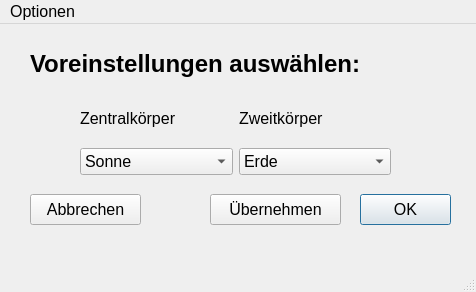
Above: ui/examples.ui from fflopsi/twobodyproblem before the change. Below: the same form after it.
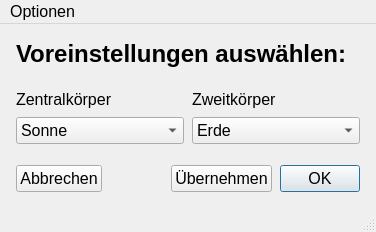
That is the form after the change.

Patch:
```diff
--- a/ui/examples.ui
+++ b/ui/examples.ui
@@ -6,28 +6,10 @@
    <rect>
     <x>0</x>
     <y>0</y>
-    <width>476</width>
-    <height>292</height>
+    <width>376</width>
+    <height>232</height>
    </rect>
   </property>
-  <property name="sizePolicy">
-   <sizepolicy hsizetype="Fixed" vsizetype="Fixed">
-    <horstretch>0</horstretch>
-    <verstretch>0</verstretch>
-   </sizepolicy>
-  </property>
-  <property name="minimumSize">
-   <size>
-    <width>380</width>
-    <height>260</height>
-   </size>
-  </property>
-  <property name="maximumSize">
-   <size>
-    <width>16777215</width>
-    <height>16777215</height>
-   </size>
-  </property>
   <property name="font">
    <font>
     <pointsize>12</pointsize>
@@ -37,75 +19,52 @@
    <string>Voreinstellungen</string>
   </property>
   <widget class="QWidget" name="centralwidget">
+   <layout class="QVBoxLayout" name="verticalLayout">
+    <property name="spacing">
+     <number>8</number>
+    </property>
+    <property name="leftMargin">
+     <number>16</number>
+    </property>
+    <property name="topMargin">
+     <number>16</number>
+    </property>
+    <property name="rightMargin">
+     <number>16</number>
+    </property>
+    <property name="bottomMargin">
+     <number>16</number>
+    </property>
+    <item>
    <widget class="QLabel" name="label_17">
-    <property name="geometry">
-     <rect>
-      <x>30</x>
-      <y>20</y>
-      <width>441</width>
-      <height>41</height>
-     </rect>
-    </property>
     <property name="text">
      <string>&lt;html&gt;&lt;head/&gt;&lt;body&gt;&lt;p&gt;&lt;span style=&quot; font-size:18pt; font-weight:600;&quot;&gt;Voreinstellungen auswählen:&lt;/span&gt;&lt;/p&gt;&lt;/body&gt;&lt;/html&gt;</string>
     </property>
    </widget>
-   <widget class="QWidget" name="gridLayoutWidget">
-    <property name="geometry">
-     <rect>
-      <x>80</x>
-      <y>70</y>
-      <width>311</width>
-      <height>81</height>
-     </rect>
-    </property>
-    <layout class="QGridLayout" name="gridLayout">
-     <item row="2" column="0">
-      <widget class="QComboBox" name="choice_central">
-       <item>
-        <property name="text">
-         <string>Sonne</string>
-        </property>
        </item>
        <item>
-        <property name="text">
-         <string>Erde</string>
-        </property>
-       </item>
-       <item>
-        <property name="text">
-         <string>Mond</string>
-        </property>
-       </item>
-      </widget>
-     </item>
-     <item row="2" column="1">
-      <widget class="QComboBox" name="choice_sat">
+     <spacer name="verticalSpacer_2">
+      <property name="orientation">
+       <enum>Qt::Vertical</enum>
+      </property>
+      <property name="sizeHint" stdset="0">
+       <size>
+        <width>0</width>
+        <height>0</height>
+       </size>
+      </property>
+     </spacer>
+    </item>
        <item>
-        <property name="text">
-         <string>Erde</string>
-        </property>
-       </item>
+     <layout class="QHBoxLayout" name="horizontalLayout_2">
        <item>
-        <property name="text">
-         <string>Mond</string>
-        </property>
-       </item>
-       <item>
-        <property name="text">
-         <string>Sputnik 2</string>
-        </property>
-       </item>
-      </widget>
-     </item>
-     <item row="0" column="0">
       <widget class="QLabel" name="label">
        <property name="text">
         <string>Zentralkörper</string>
        </property>
       </widget>
      </item>
-     <item row="0" column="1">
+      <item>
       <widget class="QLabel" name="label_2">
        <property name="text">
         <string>Zweitkörper</string>
@@ -113,48 +72,86 @@
       </widget>
      </item>
     </layout>
-   </widget>
-   <widget class="QPushButton" name="b_ok">
-    <property name="geometry">
-     <rect>
-      <x>360</x>
-      <y>170</y>
-      <width>91</width>
-      <height>31</height>
-     </rect>
-    </property>
-    <property name="toolTip">
-     <string>&lt;html&gt;&lt;head/&gt;&lt;body&gt;&lt;p&gt;Übernehmen und schliessen&lt;/p&gt;&lt;/body&gt;&lt;/html&gt;</string>
-    </property>
+    </item>
+    <item>
+     <layout class="QHBoxLayout" name="horizontalLayout_3">
+      <item>
+       <widget class="QComboBox" name="choice_central">
+        <item>
+         <property name="text">
+          <string>Sonne</string>
+         </property>
+        </item>
+        <item>
+         <property name="text">
+          <string>Erde</string>
+         </property>
+        </item>
+        <item>
     <property name="text">
-     <string>OK</string>
-    </property>
-    <property name="default">
-     <bool>true</bool>
-    </property>
-   </widget>
+          <string>Mond</string>
+         </property>
+        </item>
+       </widget>
+      </item>
+      <item>
+       <widget class="QComboBox" name="choice_sat">
+        <item>
+         <property name="text">
+          <string>Erde</string>
+         </property>
+        </item>
+        <item>
+         <property name="text">
+          <string>Mond</string>
+         </property>
+        </item>
+        <item>
+         <property name="text">
+          <string>Sputnik 2</string>
+         </property>
+        </item>
+       </widget>
+      </item>
+     </layout>
+    </item>
+    <item>
+     <spacer name="verticalSpacer">
+      <property name="orientation">
+       <enum>Qt::Vertical</enum>
+      </property>
+      <property name="sizeHint" stdset="0">
+       <size>
+        <width>0</width>
+        <height>0</height>
+       </size>
+      </property>
+     </spacer>
+    </item>
+    <item>
+     <layout class="QHBoxLayout" name="horizontalLayout">
+      <item>
    <widget class="QPushButton" name="b_cancel">
-    <property name="geometry">
-     <rect>
-      <x>30</x>
-      <y>170</y>
-      <width>111</width>
-      <height>31</height>
-     </rect>
-    </property>
     <property name="text">
      <string>Abbrechen</string>
     </property>
    </widget>
+      </item>
+      <item>
+       <spacer name="horizontalSpacer">
+        <property name="orientation">
+         <enum>Qt::Horizontal</enum>
+        </property>
+        <property name="sizeHint" stdset="0">
+         <size>
+          <width>50</width>
+          <height>0</height>
+         </size>
+        </property>
+       </spacer>
+      </item>
+      <item>
    <widget class="QPushButton" name="b_fill">
-    <property name="geometry">
-     <rect>
-      <x>210</x>
-      <y>170</y>
-      <width>131</width>
-      <height>31</height>
-     </rect>
-    </property>
     <property name="toolTip">
      <string>&lt;html&gt;&lt;head/&gt;&lt;body&gt;&lt;p&gt;Werte eintragen&lt;/p&gt;&lt;/body&gt;&lt;/html&gt;</string>
     </property>
@@ -162,14 +159,31 @@
      <string>Übernehmen</string>
     </property>
    </widget>
+      </item>
+      <item>
+       <widget class="QPushButton" name="b_ok">
+        <property name="toolTip">
+         <string>&lt;html&gt;&lt;head/&gt;&lt;body&gt;&lt;p&gt;Übernehmen und schliessen&lt;/p&gt;&lt;/body&gt;&lt;/html&gt;</string>
+        </property>
+        <property name="text">
+         <string>OK</string>
+        </property>
+        <property name="default">
+         <bool>true</bool>
+        </property>
+       </widget>
+      </item>
+     </layout>
+    </item>
+   </layout>
   </widget>
   <widget class="QMenuBar" name="menubar">
    <property name="geometry">
     <rect>
      <x>0</x>
      <y>0</y>
-     <width>476</width>
-     <height>27</height>
+     <width>376</width>
+     <height>26</height>
     </rect>
    </property>
    <widget class="QMenu" name="menuOptionen">
```
Left out of the diff: 2 changed lines with no effect on the pictures. Lines whose indentation alone changed are shown as unchanged.
